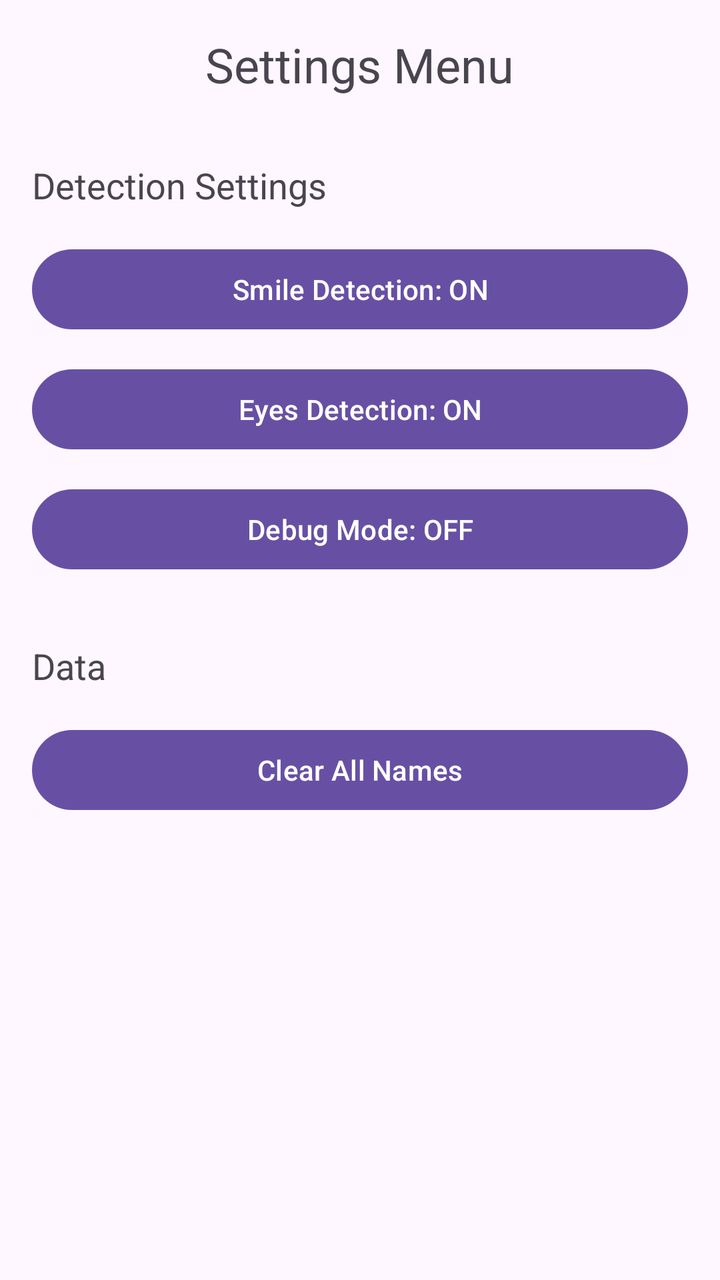
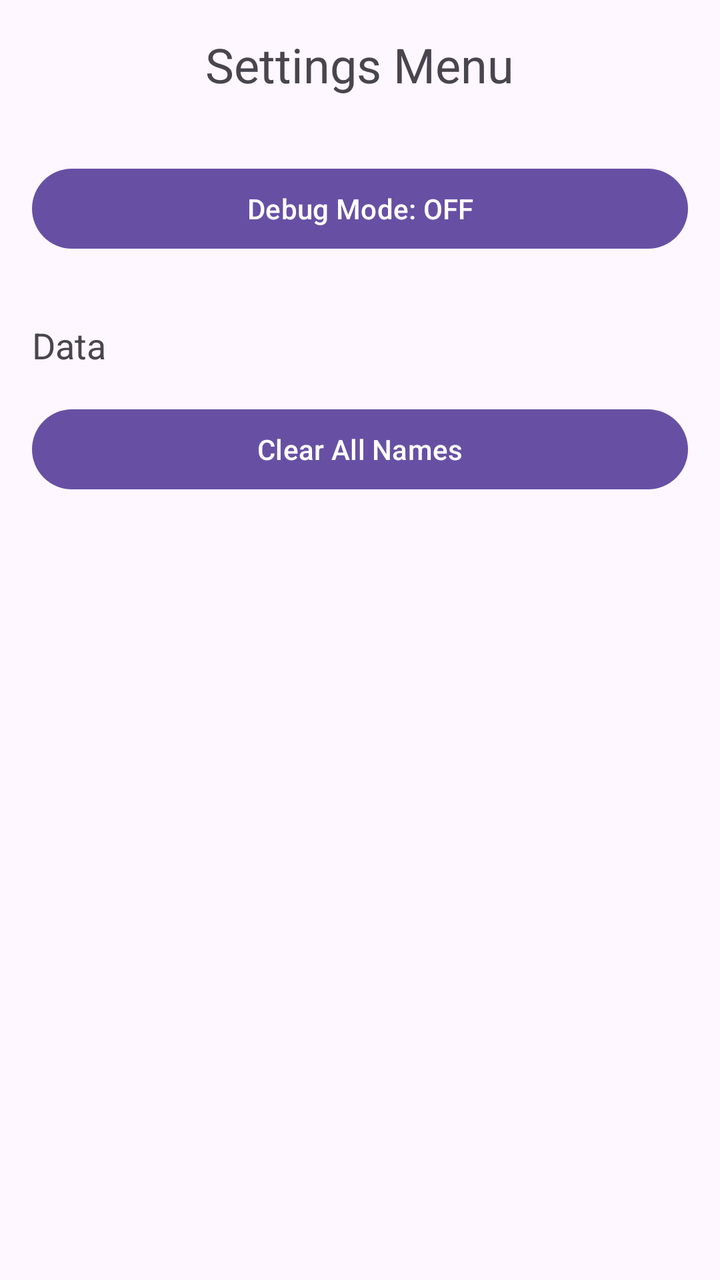

Two renders of the same Android screen: before a commit and after it. Below are the layout's source before the change and the commit's diff.
<!-- AndroidManifest.xml: application theme Theme.FaceDemo -->
<!-- res/layout/activity_settings.xml -->
<?xml version="1.0" encoding="utf-8"?>
<LinearLayout xmlns:android="http://schemas.android.com/apk/res/android"
    android:orientation="vertical"
    android:layout_width="match_parent"
    android:layout_height="match_parent"
    android:padding="16dp">

    <TextView
        android:text="Settings Menu"
        android:textSize="24sp"
        android:layout_width="wrap_content"
        android:layout_height="wrap_content"
        android:layout_gravity="center_horizontal"
        android:layout_marginBottom="32dp"/>

    <TextView
        android:text="Detection Settings"
        android:textSize="18sp"
        android:layout_width="wrap_content"
        android:layout_height="wrap_content"
        android:layout_marginBottom="16dp"/>

    <Button
        android:id="@+id/btnToggleSmileDetection"
        android:layout_width="match_parent"
        android:layout_height="wrap_content"
        android:text="Smile Detection: ON"
        android:layout_marginBottom="12dp"/>

    <Button
        android:id="@+id/btnToggleEyesDetection"
        android:layout_width="match_parent"
        android:layout_height="wrap_content"
        android:text="Eyes Detection: ON"
        android:layout_marginBottom="12dp"/>

    <Button
        android:id="@+id/btnToggleDebugMode"
        android:layout_width="match_parent"
        android:layout_height="wrap_content"
        android:text="Debug Mode: OFF"
        android:layout_marginBottom="32dp"/>

    <TextView
        android:text="Data"
        android:textSize="18sp"
        android:layout_width="wrap_content"
        android:layout_height="wrap_content"
        android:layout_marginBottom="16dp"/>

    <Button
        android:id="@+id/btnClearNames"
        android:layout_width="match_parent"
        android:layout_height="wrap_content"
        android:text="Clear All Names"/>

</LinearLayout>
<!-- resources referenced by this layout -->
<resources>
  <style name="Theme.FaceDemo" parent="Base.Theme.FaceDemo" />
  <style name="Base.Theme.FaceDemo" parent="Theme.Material3.DayNight.NoActionBar">
          
          
      </style>
</resources>

<!-- the commit's change to res/layout/activity_settings.xml (unified diff, before → after) -->
@@ -12,27 +12,6 @@
         android:layout_height="wrap_content"
         android:layout_gravity="center_horizontal"
         android:layout_marginBottom="32dp"/>
-
-    <TextView
-        android:text="Detection Settings"
-        android:textSize="18sp"
-        android:layout_width="wrap_content"
-        android:layout_height="wrap_content"
-        android:layout_marginBottom="16dp"/>
-
-    <Button
-        android:id="@+id/btnToggleSmileDetection"
-        android:layout_width="match_parent"
-        android:layout_height="wrap_content"
-        android:text="Smile Detection: ON"
-        android:layout_marginBottom="12dp"/>
-
-    <Button
-        android:id="@+id/btnToggleEyesDetection"
-        android:layout_width="match_parent"
-        android:layout_height="wrap_content"
-        android:text="Eyes Detection: ON"
-        android:layout_marginBottom="12dp"/>
 
     <Button
         android:id="@+id/btnToggleDebugMode"
